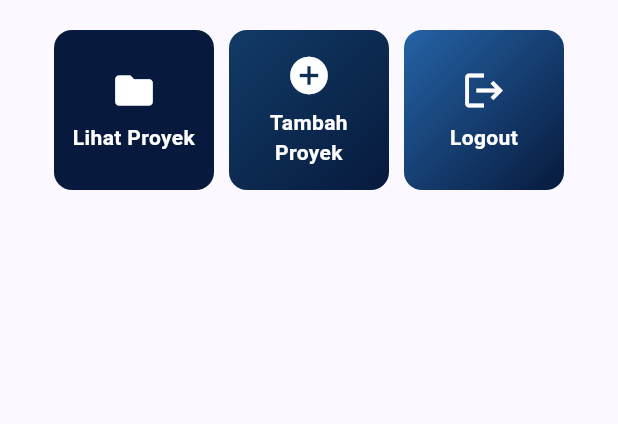
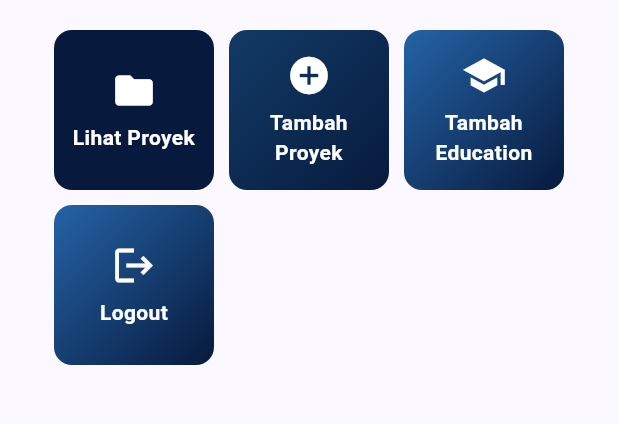
Before and after one commit to davinhansano06/myportofolio_mobile, a Flutter app: the screen it shows after launch, on a phone screen of 412 x 824 dp, the part 357-781 px from its top. Run offline on Flutter 3.47's test engine with Material 3 defaults, Android fonts, the phone set to English and light mode, and no system bars; our stand-ins replace material_ui.

Commit message:
feat: add education navigation from home

```diff
--- a/lib/screens/menu.dart
+++ b/lib/screens/menu.dart
@@ -18,6 +18,11 @@ final List<ItemHomepage> items = [
     "Tambah Proyek",
     Icons.add_circle,
     const Color(0xFF123B66),
+  ),
+  ItemHomepage(
+    "Tambah Education",
+    Icons.school,
+    const Color(0xFF2563A6),
   ),
   ItemHomepage(
     "Logout",
```
Also changed, not shown: lib/widgets/project_card.dart (+18 -0 lines).
